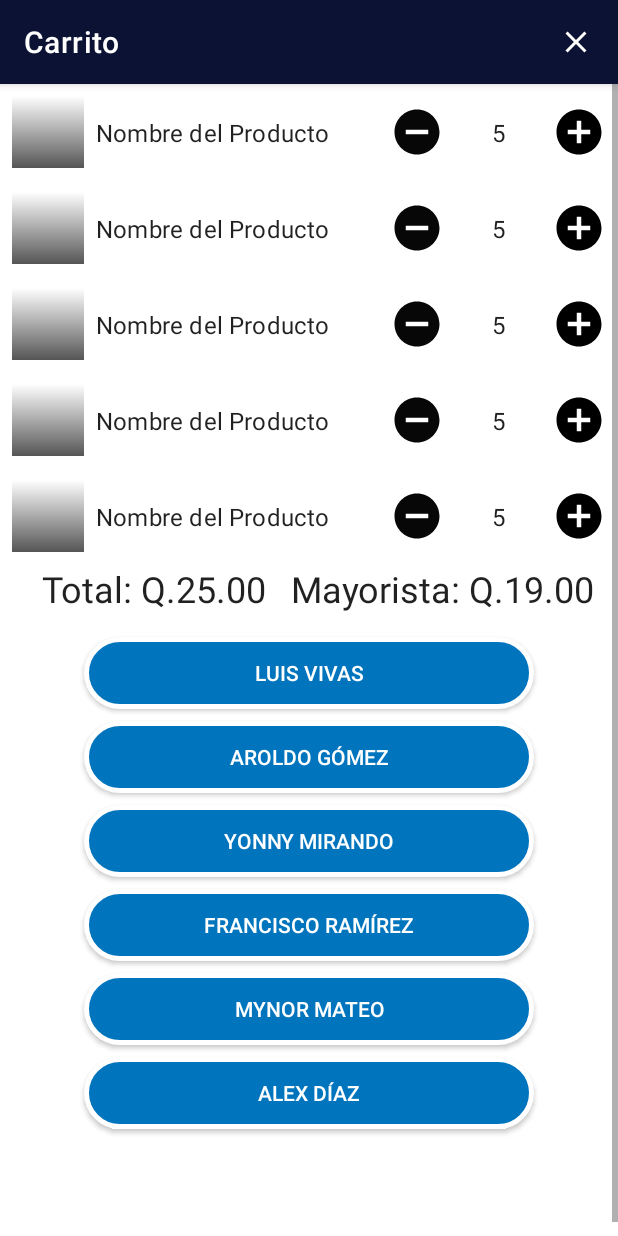
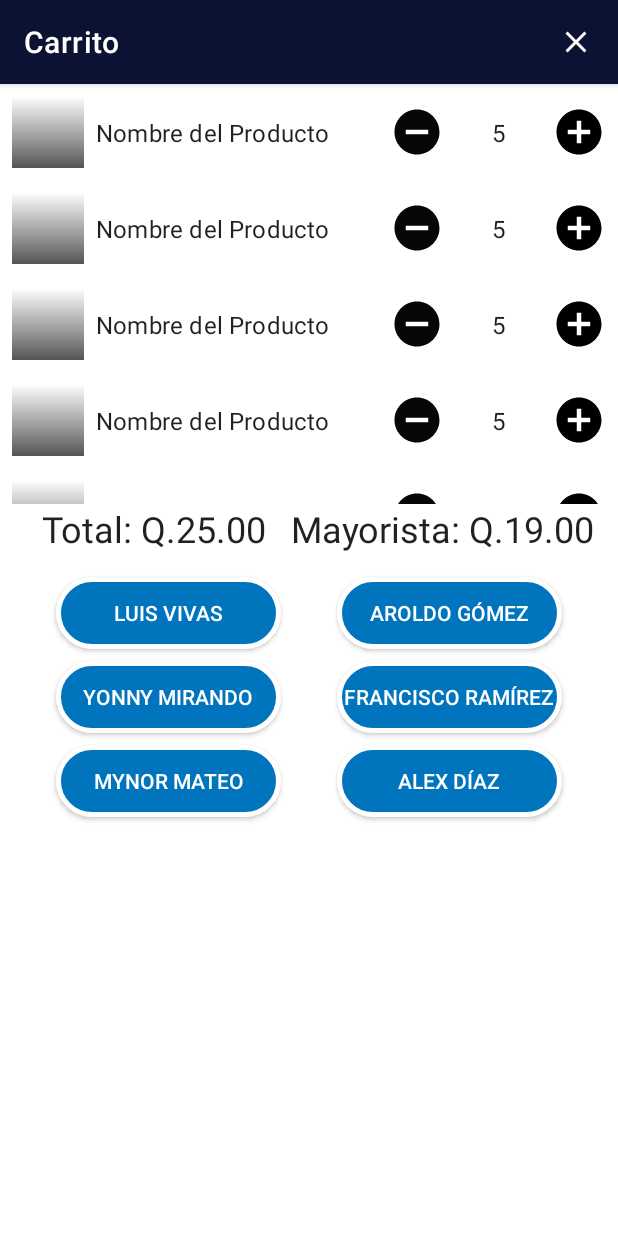
Before and after one commit to YamiLaxus/BoschClientsNative, an Android app: the layout fragment_cart.xml on its own in the app's theme, with its tools: preview values and no code run, on a phone screen of 412 x 824 dp. Run offline under Robolectric (Android 15) with nearby library versions, the phone set to English and light mode, and no system bars.

```diff
--- a/app/src/main/res/layout/fragment_cart.xml
+++ b/app/src/main/res/layout/fragment_cart.xml
@@ -49,7 +49,7 @@
             <androidx.recyclerview.widget.RecyclerView
                 android:id="@+id/recyclerView"
                 android:layout_width="match_parent"
-                android:layout_height="0dp"
+                android:layout_height="280dp"
                 app:layout_constraintHeight_default="wrap"
                 tools:itemCount="5"
                 tools:listitem="@layout/item_product_cart"
@@ -58,7 +58,7 @@
 
             <androidx.appcompat.widget.AppCompatButton
                 android:id="@+id/btnLuisVivas"
-                android:layout_width="300dp"
+                android:layout_width="150dp"
                 android:layout_height="wrap_content"
                 android:layout_marginTop="@dimen/common_padding_min"
                 android:text="Luis Vivas"
@@ -66,24 +66,25 @@
                 android:background="@drawable/botones_redondos"
                 app:layout_constraintTop_toTopOf="parent"
                 app:layout_constraintStart_toStartOf="parent"
-                app:layout_constraintEnd_toEndOf="parent"
+                app:layout_constraintEnd_toStartOf="@id/btnAroldoGomez"
                 app:layout_constraintBottom_toBottomOf="parent"/>
 
             <androidx.appcompat.widget.AppCompatButton
                 android:id="@+id/btnAroldoGomez"
-                android:layout_width="300dp"
+                android:layout_width="150dp"
                 android:layout_height="wrap_content"
                 android:layout_marginTop="@dimen/common_padding_min"
                 android:text="Aroldo Gómez"
                 android:textColor="@color/blanco"
                 android:background="@drawable/botones_redondos"
-                app:layout_constraintTop_toBottomOf="@+id/btnLuisVivas"
-                app:layout_constraintStart_toStartOf="parent"
-                app:layout_constraintEnd_toEndOf="parent"/>
+                app:layout_constraintTop_toTopOf="parent"
+                app:layout_constraintStart_toEndOf="@+id/btnLuisVivas"
+                app:layout_constraintEnd_toEndOf="parent"
+                app:layout_constraintBottom_toBottomOf="parent"/>
 
             <androidx.appcompat.widget.AppCompatButton
                 android:id="@+id/btnYonnyMirando"
-                android:layout_width="300dp"
+                android:layout_width="150dp"
                 android:layout_height="wrap_content"
                 android:layout_marginTop="@dimen/common_padding_min"
                 android:text="Yonny Mirando"
@@ -91,23 +92,23 @@
                 android:background="@drawable/botones_redondos"
                 app:layout_constraintTop_toBottomOf="@+id/btnAroldoGomez"
                 app:layout_constraintStart_toStartOf="parent"
-                app:layout_constraintEnd_toEndOf="parent"/>
+                app:layout_constraintEnd_toStartOf="@id/btnFranciscoRamirez"/>
 
             <androidx.appcompat.widget.AppCompatButton
                 android:id="@+id/btnFranciscoRamirez"
-                android:layout_width="300dp"
+                android:layout_width="150dp"
                 android:layout_height="wrap_content"
                 android:layout_marginTop="@dimen/common_padding_min"
                 android:text="Francisco Ramírez"
                 android:textColor="@color/blanco"
                 android:background="@drawable/botones_redondos"
-                app:layout_constraintTop_toBottomOf="@+id/btnYonnyMirando"
-                app:layout_constraintStart_toStartOf="parent"
+                app:layout_constraintTop_toBottomOf="@+id/btnAroldoGomez"
+                app:layout_constraintStart_toEndOf="@+id/btnYonnyMirando"
                 app:layout_constraintEnd_toEndOf="parent"/>
 
             <androidx.appcompat.widget.AppCompatButton
                 android:id="@+id/btnMynorMateo"
-                android:layout_width="300dp"
+                android:layout_width="150dp"
                 android:layout_height="wrap_content"
                 android:layout_marginTop="@dimen/common_padding_min"
                 android:text="Mynor Mateo"
@@ -115,18 +116,18 @@
                 android:background="@drawable/botones_redondos"
                 app:layout_constraintTop_toBottomOf="@+id/btnFranciscoRamirez"
                 app:layout_constraintStart_toStartOf="parent"
-                app:layout_constraintEnd_toEndOf="parent"/>
+                app:layout_constraintEnd_toStartOf="@+id/btnAlexDias"/>
 
             <androidx.appcompat.widget.AppCompatButton
                 android:id="@+id/btnAlexDias"
-                android:layout_width="300dp"
+                android:layout_width="150dp"
                 android:layout_height="wrap_content"
                 android:layout_marginTop="@dimen/common_padding_min"
                 android:text="Alex Díaz"
                 android:textColor="@color/blanco"
                 android:background="@drawable/botones_redondos"
-                app:layout_constraintTop_toBottomOf="@+id/btnMynorMateo"
-                app:layout_constraintStart_toStartOf="parent"
+                app:layout_constraintTop_toBottomOf="@+id/btnFranciscoRamirez"
+                app:layout_constraintStart_toEndOf="@+id/btnMynorMateo"
                 app:layout_constraintEnd_toEndOf="parent"/>
 
             <com.google.android.material.textview.MaterialTextView
```
